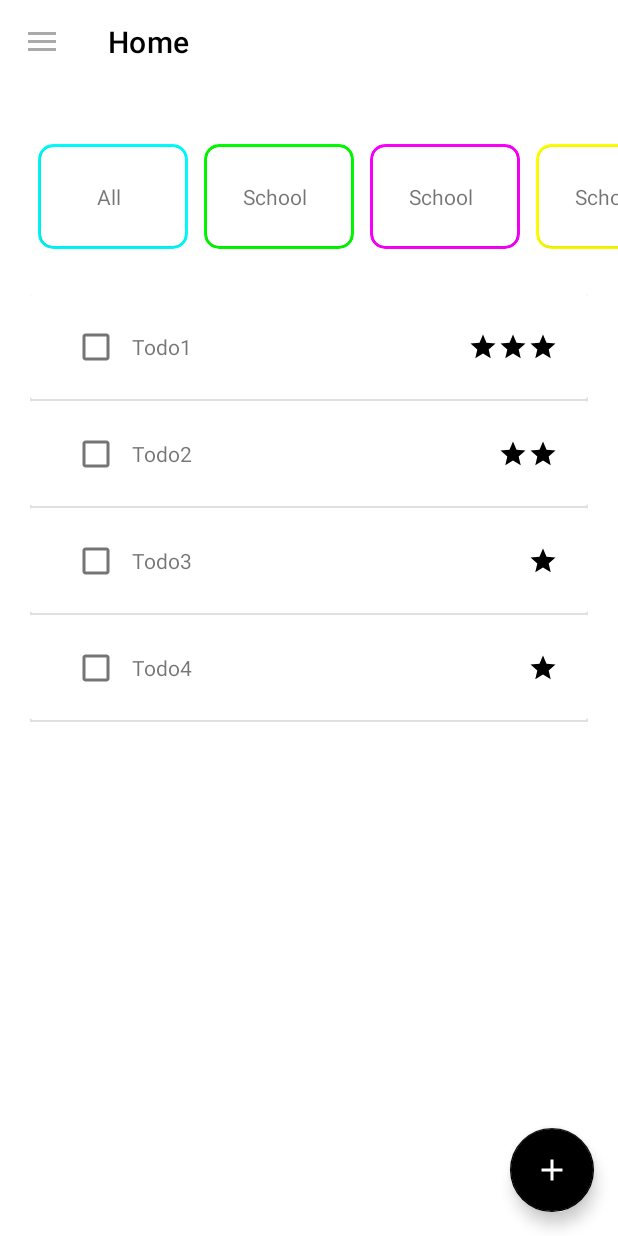
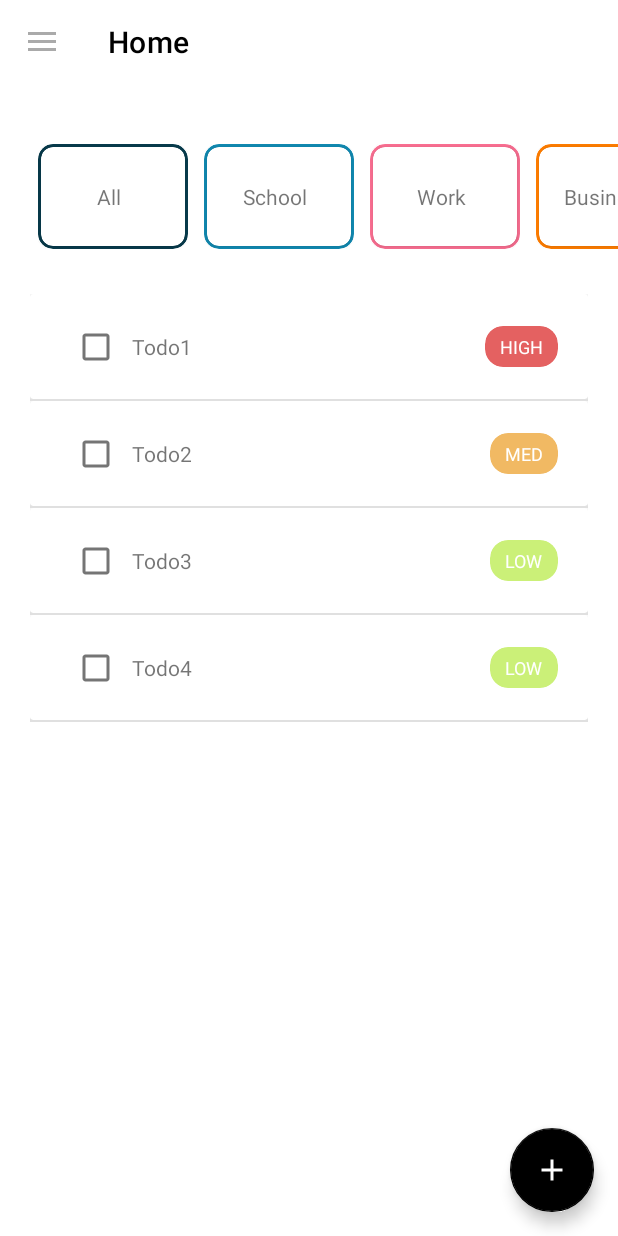
Before and after one commit to ercanpalta/ToDoApp-Android, an Android app: the screen it shows after launch (MainActivity), on a phone screen of 412 x 824 dp. Run offline under Robolectric (Android 15) with nearby library versions, the phone set to English and light mode, and no system bars; our stand-ins replace navigation-ui.

Commit message:
Colors added for priority and list items

```diff
--- a/app/src/main/java/com/ercanpalta/todo/adapter/HomeAdapter.kt
+++ b/app/src/main/java/com/ercanpalta/todo/adapter/HomeAdapter.kt
@@ -1,5 +1,6 @@
 package com.ercanpalta.todo.adapter
 
+import android.graphics.Color
 import android.graphics.drawable.Icon
 import android.view.LayoutInflater
 import android.view.View
@@ -8,6 +9,8 @@ import android.widget.CheckBox
 import android.widget.ImageView
 import android.widget.LinearLayout
 import android.widget.TextView
+import androidx.cardview.widget.CardView
+import androidx.core.content.ContextCompat
 import androidx.core.view.get
 import androidx.recyclerview.widget.RecyclerView
 import com.ercanpalta.todo.R
@@ -19,16 +22,14 @@ class HomeAdapter (private val dataSet: ArrayList<ToDo>): RecyclerView.Adapter<H
     class ViewHolder(view: View): RecyclerView.ViewHolder(view){
         val textView: TextView
         var checkBox = CheckBox(view.context)
-        var imageView1:ImageView = ImageView(view.context)
-        var imageView2:ImageView = ImageView(view.context)
-        var imageView3:ImageView = ImageView(view.context)
+        var priorityText: TextView
+        var priorityCard: CardView
 
         init {
             textView = view.findViewById(R.id.task_text)
             checkBox = view.findViewById(R.id.checkbox)
-            imageView1 = view.findViewById(R.id.imageView1)
-            imageView2 = view.findViewById(R.id.imageView2)
-            imageView3 = view.findViewById(R.id.imageView3)
+            priorityText = view.findViewById((R.id.priority_text))
+            priorityCard = view.findViewById((R.id.priority_card))
         }
     }
 
@@ -53,12 +54,17 @@ class HomeAdapter (private val dataSet: ArrayList<ToDo>): RecyclerView.Adapter<H
         }
 
         when(dataSet[position].priority){
-            Priority.LOW -> {}
-            Priority.MEDIUM ->
-                holder.imageView2.visibility = View.VISIBLE
-            Priority.HIGH -> {
-                holder.imageView1.visibility = View.VISIBLE
-                holder.imageView2.visibility = View.VISIBLE
+            Priority.LOW ->{
+                holder.priorityText.setText(R.string.low_priority)
+                holder.priorityCard.setCardBackgroundColor(ContextCompat.getColor(holder.itemView.context, R.color.low))
+            }
+            Priority.MEDIUM -> {
+                holder.priorityText.setText(R.string.medium_priority)
+                holder.priorityCard.setCardBackgroundColor(ContextCompat.getColor(holder.itemView.context, R.color.medium))
+            }
+            Priority.HIGH ->{
+                holder.priorityText.setText(R.string.high_priority)
+                holder.priorityCard.setCardBackgroundColor(ContextCompat.getColor(holder.itemView.context, R.color.high))
             }
         }
     }
--- a/app/src/main/java/com/ercanpalta/todo/adapter/ListAdapter.kt
+++ b/app/src/main/java/com/ercanpalta/todo/adapter/ListAdapter.kt
@@ -6,6 +6,7 @@ import android.view.View
 import android.view.ViewGroup
 import android.widget.TextView
 import androidx.cardview.widget.CardView
+import androidx.core.content.ContextCompat
 import androidx.recyclerview.widget.RecyclerView
 import com.ercanpalta.todo.R
 import com.ercanpalta.todo.model.TaskList
@@ -30,7 +31,7 @@ class ListAdapter(private val dataSet: ArrayList<TaskList<ToDo>>): RecyclerView.
 
     override fun onBindViewHolder(holder: ViewHolder, position: Int) {
         holder.textView.text = dataSet[position].name
-        holder.colorCard.setCardBackgroundColor(dataSet[position].color)
+        holder.colorCard.setCardBackgroundColor(ContextCompat.getColor(holder.itemView.context, dataSet[position].color))
     }
 
     override fun getItemCount(): Int {
--- a/app/src/main/java/com/ercanpalta/todo/viewmodel/HomeViewModel.kt
+++ b/app/src/main/java/com/ercanpalta/todo/viewmodel/HomeViewModel.kt
@@ -1,7 +1,6 @@
 package com.ercanpalta.todo.viewmodel
 
-import android.graphics.Color
-import android.graphics.Color.*
+
 import androidx.lifecycle.LiveData
 import androidx.lifecycle.MutableLiveData
 import androidx.lifecycle.ViewModel
@@ -26,13 +25,14 @@ class HomeViewModel : ViewModel() {
         val todo3 = ToDo("Todo3", Priority.LOW)
         val todo4 = ToDo("Todo4")
 
-        val list1 = TaskList<ToDo>("All", Color.CYAN)
-        val list2 = TaskList<ToDo>("School", Color.GREEN)
-        val list3 = TaskList<ToDo>("School", Color.MAGENTA)
-        val list4 = TaskList<ToDo>("School", Color.YELLOW)
-        val list5 = TaskList<ToDo>("New List", Color.LTGRAY)
+        val list1 = TaskList<ToDo>("All", R.color.list_color_all)
+        val list2 = TaskList<ToDo>("School", R.color.list_color_blue)
+        val list3 = TaskList<ToDo>("Work", R.color.list_color_pink)
+        val list4 = TaskList<ToDo>("Business", R.color.list_color_orange)
+        val list5 = TaskList<ToDo>("Business", R.color.list_color_purple)
+        val list6 = TaskList<ToDo>("New List", R.color.list_color_yellow)
 
-        val list_list = listOf<TaskList<ToDo>>(list1,list2,list3,list4,list5)
+        val list_list = listOf<TaskList<ToDo>>(list1,list2,list3,list4,list5,list6)
         _listList.value = list_list
 
         val list_todo = listOf<ToDo>(todo1,todo2,todo3,todo4)
--- a/app/src/main/res/layout/row_item.xml
+++ b/app/src/main/res/layout/row_item.xml
@@ -33,34 +33,29 @@
                 tools:text="Task to do" />
 
 
-            <LinearLayout
-                android:id="@+id/priority_layout"
+            <androidx.cardview.widget.CardView
+                android:id="@+id/priority_card"
                 android:layout_width="wrap_content"
                 android:layout_height="wrap_content"
                 android:layout_marginEnd="20dp"
-                android:orientation="horizontal"
+                app:cardCornerRadius="12dp"
+                app:cardElevation="0dp"
                 app:layout_constraintBottom_toBottomOf="parent"
                 app:layout_constraintEnd_toEndOf="parent"
-                app:layout_constraintTop_toTopOf="parent" >
+                app:layout_constraintTop_toTopOf="parent">
 
-                <ImageView
-                    android:id="@+id/imageView1"
-                    android:visibility="invisible"
+                <TextView
+                    android:id="@+id/priority_text"
                     android:layout_width="wrap_content"
                     android:layout_height="wrap_content"
-                    android:src="@drawable/ic_star_20"/>
-                <ImageView
-                    android:id="@+id/imageView2"
-                    android:visibility="invisible"
-                    android:layout_width="wrap_content"
-                    android:layout_height="wrap_content"
-                    android:src="@drawable/ic_star_20"/>
-                <ImageView
-                    android:id="@+id/imageView3"
-                    android:layout_width="wrap_content"
-                    android:layout_height="wrap_content"
-                    android:src="@drawable/ic_star_20"/>
-            </LinearLayout>
+                    android:textColor="@color/white"
+                    android:textSize="12sp"
+                    android:layout_marginVertical="5dp"
+                    android:layout_marginHorizontal="10dp"
+                    android:background="@android:color/transparent"
+                    tools:text="LOW" />
+
+            </androidx.cardview.widget.CardView>
         </androidx.constraintlayout.widget.ConstraintLayout>
 
 
--- a/app/src/main/res/values/colors.xml
+++ b/app/src/main/res/values/colors.xml
@@ -7,4 +7,20 @@
     <color name="teal_700">#FF018786</color>
     <color name="black">#000000</color>
     <color name="white">#FFFFFFFF</color>
+
+
+    <color name="low">#FFCBF078</color>
+    <color name="medium">#FFF1B963</color>
+    <color name="high">#FFE46161</color>
+
+    <color name="list_color_all">#FF073B4C</color>
+    <color name="list_color_purple">#FFb388eb</color>
+    <color name="list_color_blue">#FF118ab2</color>
+    <color name="list_color_green">#FF06d6a0</color>
+    <color name="list_color_yellow">#FFffd166</color>
+    <color name="list_color_red">#FFef476f</color>
+    <color name="list_color_brown">#FF99582a</color>
+    <color name="list_color_pink">#FFfb6f92</color>
+    <color name="list_color_orange">#FFff7d00</color>
+
 </resources>
--- a/app/src/main/res/values/strings.xml
+++ b/app/src/main/res/values/strings.xml
@@ -10,4 +10,8 @@
     <string name="menu_home">Home</string>
     <string name="menu_gallery">Gallery</string>
     <string name="menu_slideshow">Slideshow</string>
+
+    <string name="low_priority">LOW</string>
+    <string name="medium_priority">MED</string>
+    <string name="high_priority">HIGH</string>
 </resources>
```
